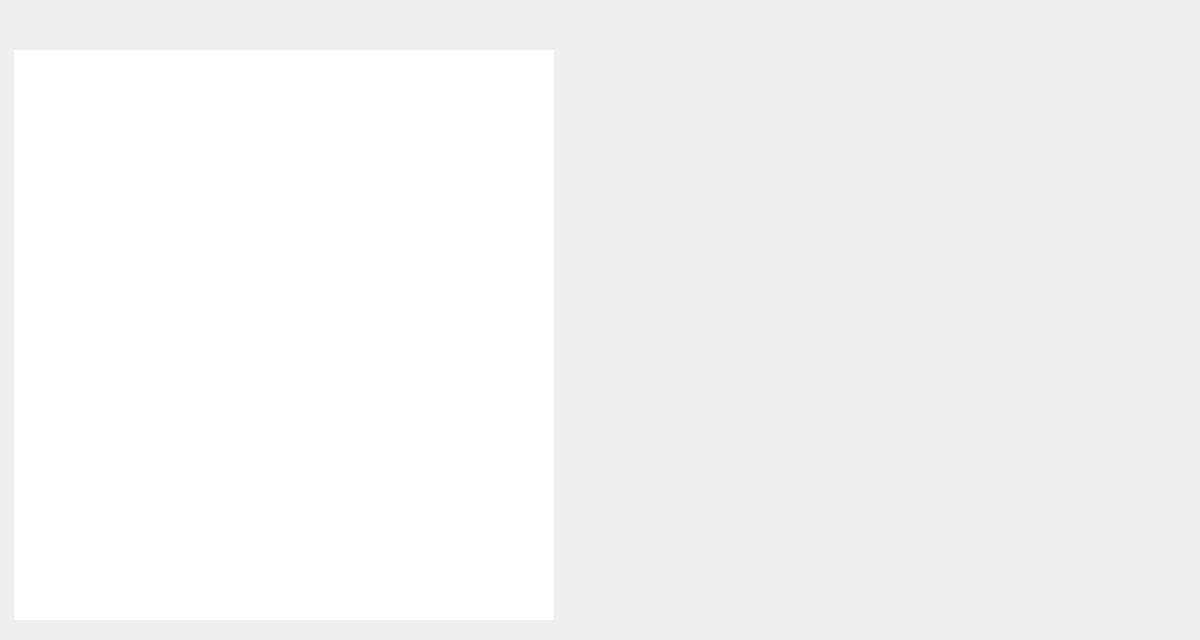
Old version of the form EuropeanVacation/tDestinations.ui in the repository brivero0/TeamMagmar.
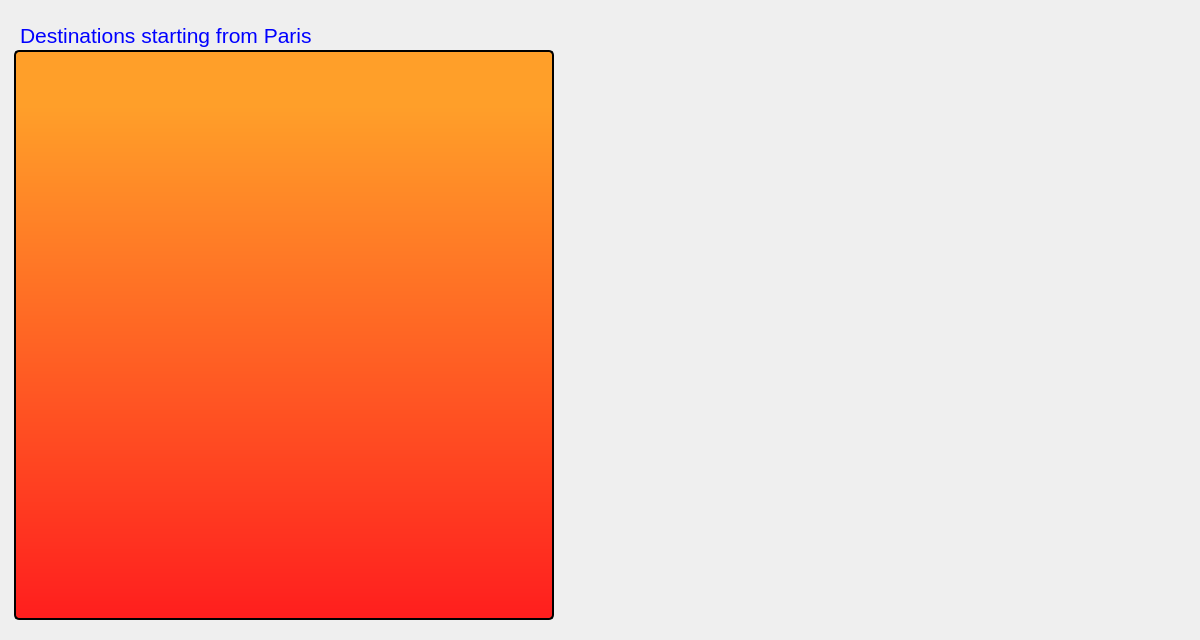
New version of the form. Icons and pictures are not drawn.

Commit message:
table auto formating
Tables will auto format its size to fit data.
Tables in tfood will change size depending on the city.

The edit to the form file:
```diff
--- a/EuropeanVacation/tDestinations.ui
+++ b/EuropeanVacation/tDestinations.ui
@@ -34,7 +34,7 @@
   <widget class="QLabel" name="label">
    <property name="geometry">
     <rect>
-     <x>10</x>
+     <x>20</x>
      <y>10</y>
      <width>731</width>
      <height>50</height>
@@ -49,7 +49,7 @@
     <string notr="true">color: blue;</string>
    </property>
    <property name="text">
-    <string/>
+    <string>Destinations starting from Paris </string>
    </property>
   </widget>
   <widget class="QLabel" name="frenchMagmarLabel">
@@ -97,12 +97,23 @@
    </property>
    <property name="styleSheet">
     <string notr="true">QHeaderView::section{
-background-color:qlineargradient(spread:pad, x1:1, y1:1, x2:1, y2:0.028, stop:0 rgba(255, 170, 0, 255), stop:1 rgba(255, 62, 14, 255));
+background-color:rgb(255, 159, 41);
 border-style: solid;
 border-color: black;
 border-width: 2px;
 border-radius: 5px;
 color: blue}
+
+QTableView{
+background-color:qlineargradient(spread:pad, x1:0, y1:0, x2:0, y2:1, stop:0.0965909 rgba(255, 159, 41, 255), stop:1 rgba(255, 30, 30, 255));
+color: black;
+border-style: solid;
+border-color: black;
+border-width: 2px;
+border-radius: 5px;
+text-align: center;
+}
+
 </string>
    </property>
    <property name="frameShape">
```
The commit also changes 2 other files.
